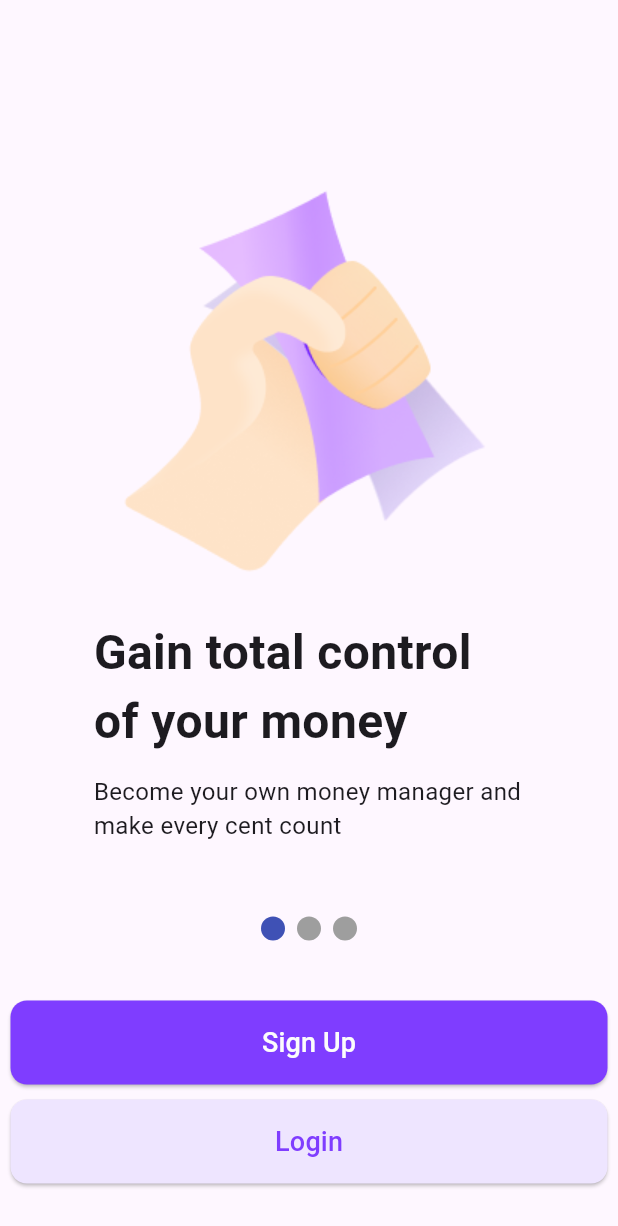
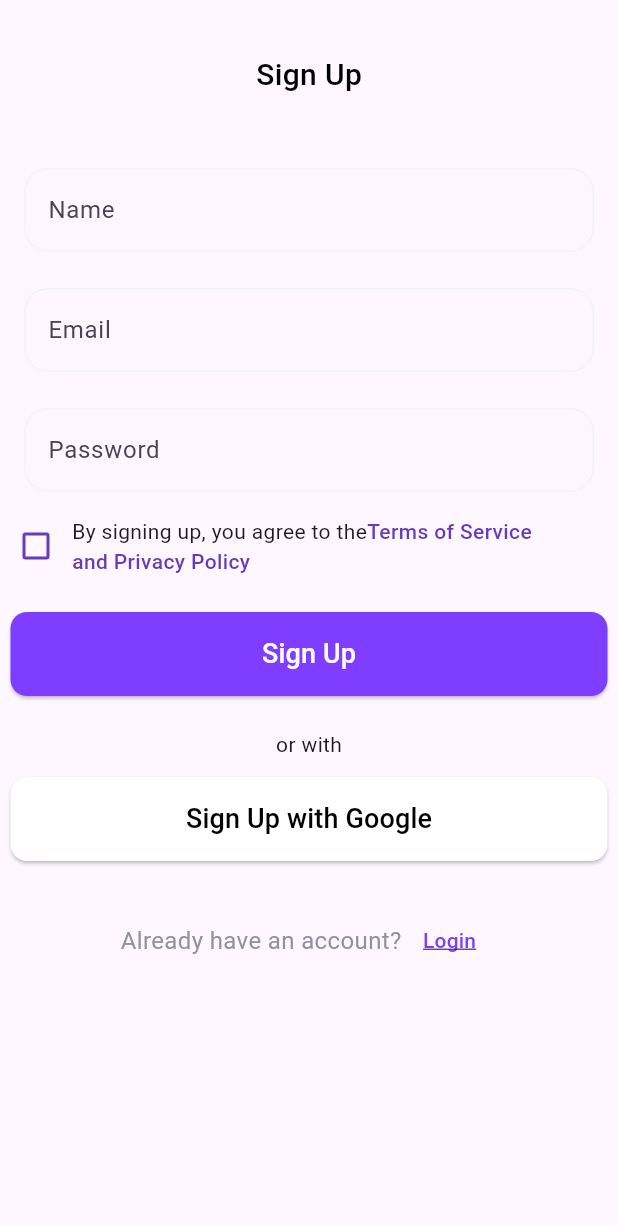
Before and after one commit to p-poudel/Xpense, a Flutter app: the screen it shows after launch, after a tap on "Sign Up", on a phone screen of 412 x 824 dp. Shown: the top 1226 px of the screen. Run offline on Flutter 3.47's test engine with Material 3 defaults, Android fonts, the phone set to English and light mode, and no system bars; drawn by our look-alikes of smooth_page_indicator.

Commit message:
login and signup screen created

```diff
--- /dev/null
+++ b/lib/constants/color_const.dart
@@ -0,0 +1,5 @@
+
+import 'package:flutter/material.dart';
+
+const gradientColor1 =  Color(0xff7f3dff);
+const gradientColor2 =  Colors.purple;
--- /dev/null
+++ b/lib/constants/text_const.dart
@@ -0,0 +1,4 @@
+import 'package:flutter/material.dart';
+
+const textConst =
+    TextStyle(color: Colors.white, fontSize: 56.0, fontWeight: FontWeight.w600);
--- a/lib/main.dart
+++ b/lib/main.dart
@@ -13,7 +13,7 @@ class MyApp extends StatelessWidget {
   Widget build(BuildContext context) {
     return const MaterialApp(
       debugShowCheckedModeBanner: false,
-      home: splashScreen(),
+      home: SplashScreen(),
     );
   }
 }
--- /dev/null
+++ b/lib/reusuable/custom_appbar.dart
@@ -0,0 +1,9 @@
+import 'package:flutter/material.dart';
+
+PreferredSize CustomAppBar(context, title){
+  final double width = MediaQuery.of(context).size.width;
+  return PreferredSize(preferredSize: Size(width, 100),child: Padding(
+    padding: const EdgeInsets.symmetric(vertical: 10.0),
+    child: Center(child: Text(title, style: const TextStyle(color: Colors.black, fontSize: 20, fontWeight: FontWeight.w500),),),
+  ),);
+}
--- /dev/null
+++ b/lib/reusuable/custom_button.dart
@@ -0,0 +1,20 @@
+import 'package:flutter/material.dart';
+
+Widget button({color1, text, color2, onPressed}) {
+    return Container(
+      margin: const EdgeInsets.only(bottom: 10, left: 7, right: 7),
+      width: double.infinity,
+      height: 56,
+      child: ElevatedButton(
+          onPressed: onPressed,
+          style: ButtonStyle(
+            backgroundColor: MaterialStateProperty.all(color1),
+            shape: MaterialStateProperty.all(RoundedRectangleBorder(
+                borderRadius: BorderRadius.circular(11))),
+          ),
+          child: Text(
+            text,
+            style: TextStyle(color: color2, fontSize: 18),
+          )),
+    );
+  }
--- /dev/null
+++ b/lib/reusuable/custom_textfield.dart
@@ -0,0 +1,25 @@
+import 'package:flutter/material.dart';
+
+class CustomTextField extends StatelessWidget {
+  const CustomTextField({super.key, required this.isVisible, required this.title, required this.controller});
+
+  final String title;
+  final bool isVisible;
+  final TextEditingController controller;
+
+  @override
+  Widget build(BuildContext context) {
+    return Padding(
+      padding: const EdgeInsets.symmetric(vertical: 12, horizontal: 16),
+      child: TextField(
+        controller: controller,
+        obscureText: isVisible,
+        decoration: InputDecoration(
+          hintText: title,
+          enabledBorder: OutlineInputBorder(borderRadius: BorderRadius.circular(16), borderSide: const BorderSide(color: Color(0xFFF1F1FA))),
+          focusedBorder: OutlineInputBorder(borderRadius: BorderRadius.circular(16), borderSide: const BorderSide(color: Color(0xFFF1F1FA)))
+        ),
+      ),
+    );
+  }
+}
--- /dev/null
+++ b/lib/views/auth_screens/login_screen.dart
@@ -0,0 +1,58 @@
+import 'package:flutter/material.dart';
+import 'package:xpense/reusuable/custom_appbar.dart';
+import 'package:xpense/reusuable/custom_button.dart';
+import 'package:xpense/reusuable/custom_textfield.dart';
+import 'package:xpense/views/auth_screens/signup_screen.dart';
+
+class LoginScreen extends StatefulWidget {
+  const LoginScreen({super.key});
+
+  @override
+  State<LoginScreen> createState() => _LoginScreenState();
+}
+
+class _LoginScreenState extends State<LoginScreen> {
+  final TextEditingController emailcontroller = TextEditingController();
+  @override
+  Widget build(BuildContext context) {
+    return Scaffold(
+      appBar: CustomAppBar(context, "Login"),
+      body: Column(
+        children: [
+          // email field
+          CustomTextField(isVisible: true, title: "Email", controller: emailcontroller),
+
+          // password field
+          CustomTextField(isVisible: true, title: "Password", controller: emailcontroller),
+
+          const SizedBox(height: 40),
+          // login button
+           button(
+              onPressed: (){},
+              color1: const Color(0xff7f3dff),
+              text: "Login",
+              color2: const Color(0xfffcfcfc)),
+
+          const SizedBox(height: 20),
+          // forget password
+          TextButton(onPressed: (){}, child: const Text("Forgot Password?", style: TextStyle(color: Color(0xFF7F3DFF), fontSize: 20),)),
+
+          // dont have an account
+          Row(
+              mainAxisAlignment: MainAxisAlignment.center,
+              children: [
+                const Text("Don't have an account?", style: TextStyle(color: Color(0xFF91919F), fontSize: 16),),
+                TextButton(onPressed: (){
+                  Navigator.of(context).pushReplacement(MaterialPageRoute(builder: (context) => const SignupScreen(),));
+                }, child:  const Text(
+                  "Sign Up",
+                  style: TextStyle(
+                      decoration: TextDecoration.underline, color: Color(0xFF7F3DFF)),
+                ))
+              ],
+            )
+        ],
+      ),
+    );
+  }
+}
--- /dev/null
+++ b/lib/views/auth_screens/signup_screen.dart
@@ -0,0 +1,112 @@
+import 'package:flutter/material.dart';
+import 'package:xpense/reusuable/custom_appbar.dart';
+import 'package:xpense/reusuable/custom_button.dart';
+import 'package:xpense/reusuable/custom_textfield.dart';
+import 'package:xpense/views/auth_screens/login_screen.dart';
+
+class SignupScreen extends StatefulWidget {
+  const SignupScreen({super.key});
+
+  @override
+  State<SignupScreen> createState() => _SignupScreenState();
+}
+
+class _SignupScreenState extends State<SignupScreen> {
+  final TextEditingController nameController = TextEditingController();
+
+  @override
+  void dispose() {
+    nameController.dispose();
+    super.dispose();
+  }
+
+  @override
+  Widget build(BuildContext context) {
+    return Scaffold(
+      appBar: CustomAppBar(context, "Sign Up"),
+      body: SingleChildScrollView(
+        child: Column(
+          children: [
+            // input fields
+            CustomTextField(
+                isVisible: true, title: "Name", controller: nameController),
+            CustomTextField(
+                isVisible: true, title: "Email", controller: nameController),
+            CustomTextField(
+                isVisible: false, title: "Password", controller: nameController),
+
+            // check box
+            Row(
+              mainAxisAlignment: MainAxisAlignment.start,
+              children: [
+                Checkbox(
+                    value: false,
+                    checkColor: Colors.deepPurple,
+                    activeColor: Colors.deepPurple,
+                    side: const BorderSide(color: Colors.deepPurple, width: 2),
+                    onChanged: (value) {}),
+                const Column(
+                  crossAxisAlignment: CrossAxisAlignment.start,
+                  children: [
+                    Row(
+                      mainAxisAlignment: MainAxisAlignment.start,
+                      children: [
+                        Text("By signing up, you agree to the"),
+                        InkWell(
+                            child: Text(
+                          "Terms of Service",
+                          style: TextStyle(
+                              color: Colors.deepPurple,
+                              fontWeight: FontWeight.w500),
+                        ))
+                      ],
+                    ),
+                    InkWell(
+                        child: Text(
+                      "and Privacy Policy",
+                      style: TextStyle(
+                          color: Colors.deepPurple, fontWeight: FontWeight.w500),
+                    ))
+                  ],
+                )
+              ],
+            ),
+            const SizedBox(height: 20),
+            // signup button
+            button(
+                onPressed: () {},
+                color1: const Color(0xff7f3dff),
+                text: "Sign Up",
+                color2: const Color(0xfffcfcfc)),
+            const SizedBox(height: 12),
+            // or with
+            const Text("or with"),
+            const SizedBox(height: 12),
+            // signup with google
+            button(
+                onPressed: () {},
+                color1: Colors.white,
+                text: "Sign Up with Google",
+                color2: Colors.black),
+
+            const SizedBox(height: 19),
+            // already have an account?
+            Row(
+              mainAxisAlignment: MainAxisAlignment.center,
+              children: [
+                const Text("Already have an account?", style: TextStyle(color: Color(0xFF91919F), fontSize: 16),),
+                TextButton(onPressed: (){
+                  Navigator.of(context).pushReplacement(MaterialPageRoute(builder: (context) => const LoginScreen(),));
+                }, child:  const Text(
+                  "Login",
+                  style: TextStyle(
+                      decoration: TextDecoration.underline, color: Color(0xFF7F3DFF)),
+                ))
+              ],
+            )
+          ],
+        ),
+      ),
+    );
+  }
+}
--- a/lib/views/on_boarding_pages/page1.dart
+++ b/lib/views/on_boarding_pages/page1.dart
@@ -1,14 +1,17 @@
 import 'package:flutter/material.dart';
 import 'package:smooth_page_indicator/smooth_page_indicator.dart';
+import 'package:xpense/reusuable/custom_button.dart';
+import 'package:xpense/views/auth_screens/login_screen.dart';
+import 'package:xpense/views/auth_screens/signup_screen.dart';
 
-class onboarding extends StatefulWidget {
-  const onboarding({super.key});
+class OnBoardingPage extends StatefulWidget {
+  const OnBoardingPage({super.key});
 
   @override
-  State<onboarding> createState() => _onboardingState();
+  State<OnBoardingPage> createState() => _OnBoardingPageState();
 }
 
-class _onboardingState extends State<onboarding> {
+class _OnBoardingPageState extends State<OnBoardingPage> {
   final controller = PageController();
   @override
   void dispose() {
@@ -43,20 +46,21 @@ class _onboardingState extends State<onboarding> {
               ],
             ),
           ),
-          Container(
-              child: SmoothPageIndicator(controller: controller, count: 3)),
-          SizedBox(
+          SmoothPageIndicator(controller: controller, count: 3),
+          const SizedBox(
             height: 40,
           ),
           button(
-              color1: Color(0xff7f3dff),
+              onPressed: ()=>Navigator.of(context).pushReplacement(MaterialPageRoute(builder: (context) => const SignupScreen(),)),
+              color1: const Color(0xff7f3dff),
               text: "Sign Up",
-              color2: Color(0xfffcfcfc)),
+              color2: const Color(0xfffcfcfc)),
           button(
-              color1: Color(0xffeee5ff),
+              onPressed: () => Navigator.of(context).pushReplacement(MaterialPageRoute(builder: (context) => const LoginScreen(),)),
+              color1: const Color(0xffeee5ff),
               text: "Login",
-              color2: Color(0xff7f3dff)),
-          SizedBox(
+              color2: const Color(0xff7f3dff)),
+          const SizedBox(
             height: 25,
           ),
         ],
@@ -65,45 +69,25 @@ class _onboardingState extends State<onboarding> {
   }
 
   Widget content({image1, text1, text2}) {
-    return Container(
-        child: Column(children: [
-      SizedBox(height: 100),
+    return Column(children: [
+      const SizedBox(height: 100),
       Image(image: AssetImage(image1)),
-      Container(
+      SizedBox(
     width: 287,
     height: 150,
     child: Column(
       children: [
         Text(
           text1,
-              style: TextStyle(fontSize: 32, fontWeight: FontWeight.w700),
+          style: const TextStyle(fontSize: 32, fontWeight: FontWeight.w700),
         ),
-            SizedBox(
+        const SizedBox(
           height: 12,
         ),
-            Text(text2, style: TextStyle(fontSize: 16)),
+        Text(text2, style: const TextStyle(fontSize: 16)),
       ],
     ),
       )
-    ]));
-  }
-
-  Widget button({color1, text, color2}) {
-    return Container(
-      margin: EdgeInsets.only(bottom: 10, left: 7, right: 7),
-      width: double.infinity,
-      height: 56,
-      child: ElevatedButton(
-          onPressed: () {},
-          style: ButtonStyle(
-            backgroundColor: MaterialStateProperty.all(color1),
-            shape: MaterialStateProperty.all(RoundedRectangleBorder(
-                borderRadius: BorderRadius.circular(11))),
-          ),
-          child: Text(
-            text,
-            style: TextStyle(color: color2, fontSize: 18),
-          )),
-    );
+    ]);
   }
 }
--- a/lib/views/splash_screen/splash_screen.dart
+++ b/lib/views/splash_screen/splash_screen.dart
@@ -1,25 +1,27 @@
 import 'package:flutter/material.dart';
 import 'package:flutter/services.dart';
-import 'package:xpense/views/main_screens/home_page.dart';
+import 'package:xpense/constants/color_const.dart';
+import 'package:xpense/constants/text_const.dart';
 import 'package:xpense/views/on_boarding_pages/page1.dart';
 
-class splashScreen extends StatefulWidget {
-  const splashScreen({super.key});
+
+class SplashScreen extends StatefulWidget {
+  const SplashScreen({super.key});
 
   @override
-  State<splashScreen> createState() => _splashScreenState();
+  State<SplashScreen> createState() => _SplashScreenState();
 }
 
-class _splashScreenState extends State<splashScreen>
+class _SplashScreenState extends State<SplashScreen>
     with SingleTickerProviderStateMixin {
   @override
   void initState() {
     super.initState();
     SystemChrome.setEnabledSystemUIMode(SystemUiMode.immersive);
 
-    Future.delayed(Duration(seconds: 3), () {
+    Future.delayed(const Duration(seconds: 3), () {
       Navigator.of(context).pushReplacement(
-          MaterialPageRoute(builder: (context) => onboarding()));
+          MaterialPageRoute(builder: (context) => const OnBoardingPage()));
     });
   }
 
@@ -35,22 +37,19 @@ class _splashScreenState extends State<splashScreen>
     return Scaffold(
       body: Container(
         width: double.infinity,
-        decoration: BoxDecoration(
+        decoration: const BoxDecoration(
           gradient: LinearGradient(
-            colors: [Color(0xff7f3dff), Colors.purple],
+            colors: [gradientColor1, gradientColor2],
             begin: Alignment.topRight,
             end: Alignment.bottomLeft,
           ),
         ),
-        child: Column(
+        child: const Column(
           mainAxisAlignment: MainAxisAlignment.center,
           children: [
             Text(
               "Xpense",
-              style: TextStyle(
-                  color: Colors.white,
-                  fontSize: 56.0,
-                  fontWeight: FontWeight.w600),
+              style: textConst
             )
           ],
         ),
```
Also changed, not shown: lib/constants/constants.dart (deleted), lib/views/auth_screens/auth.dart (deleted), pubspec.lock. Lines whose indentation alone changed are shown as unchanged.
